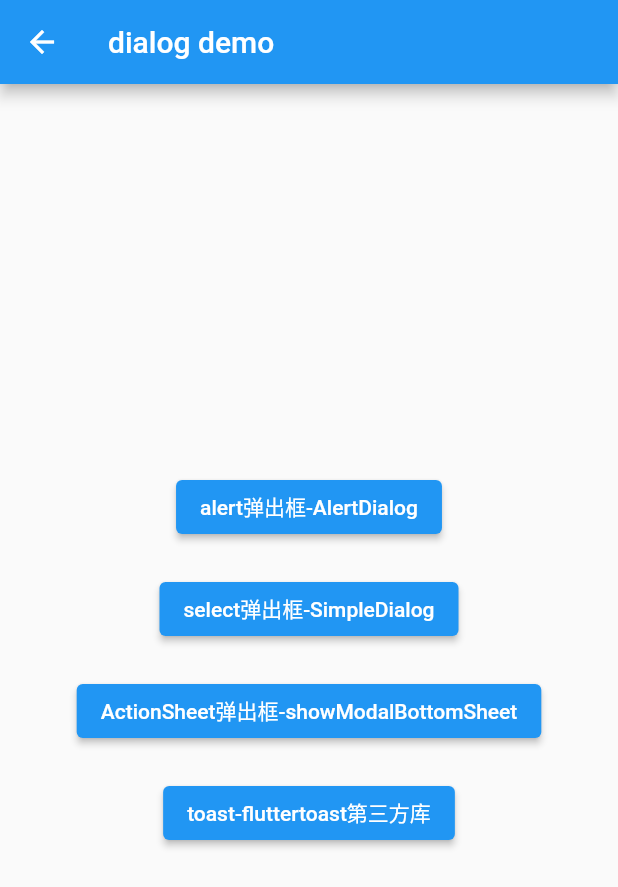
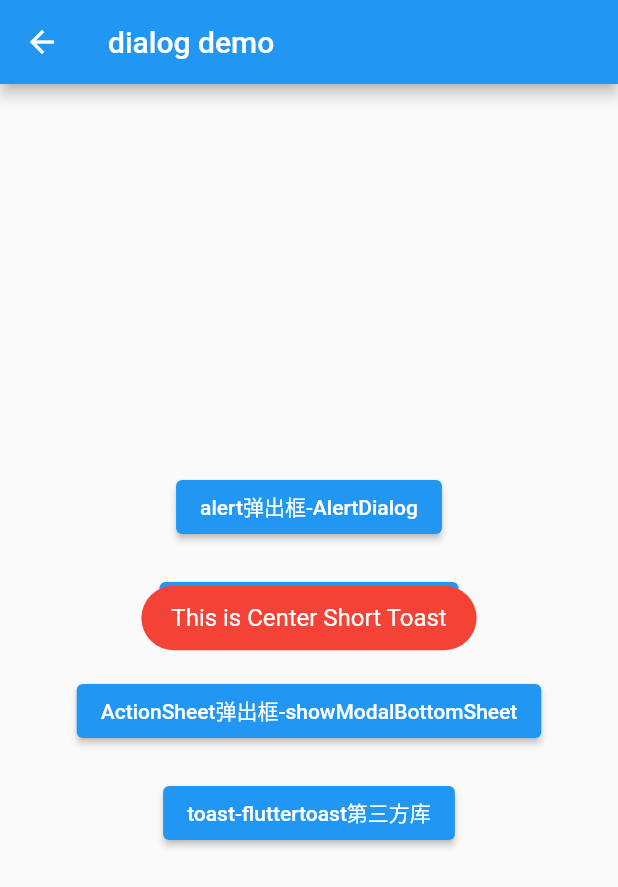
Before and after one commit to gotha331/flutter_learn, a Flutter app: the DialogDemoPage screen opened by its route, after a tap on "toast-fluttertoast第三方库", on a phone screen of 412 x 824 dp. Shown: the top 887 px of the screen. Run offline on Flutter 3.47's test engine with Material 2 defaults, Android fonts, the phone set to English and light mode, and no system bars; our stand-ins replace card_swiper, date_format, flutter_datetime_picker, fluttertoast; network calls fail.

Commit message:
feat：Dialog

```diff
--- a/lib/pages/Dialog.dart
+++ b/lib/pages/Dialog.dart
@@ -122,15 +122,15 @@ class _DialogDemoPageState extends State<DialogDemoPage> {
   }
 
   _toast() {
-    // Fluttertoast.showToast(
-    //   msg: "This is Center Short Toast",
-    //   toastLength: Toast.LENGTH_SHORT,
-    //   gravity: ToastGravity.CENTER,
-    //   timeInSecForIosWeb: 1,
-    //   backgroundColor: Colors.red,
-    //   textColor: Colors.white,
-    //   fontSize: 16.0,
-    // );
+    Fluttertoast.showToast(
+      msg: "This is Center Short Toast",
+      toastLength: Toast.LENGTH_SHORT,
+      gravity: ToastGravity.CENTER,
+      timeInSecForIosWeb: 1,
+      backgroundColor: Colors.red,
+      textColor: Colors.white,
+      fontSize: 16.0,
+    );
   }
 
   @override
```
Also changed, not shown: lib/components/MyDialog.dart (added, +66 -0 lines), lib/pages/tabs/Home.dart (+16 -0 lines), 6 other files.
